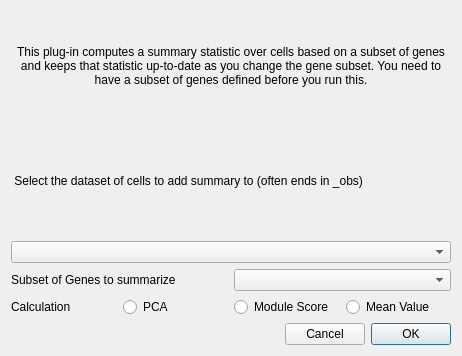
gluesolutions/glue-genes, file glue_genes/glue_single_cell/qt/pca_subset.ui: the form before one commit.
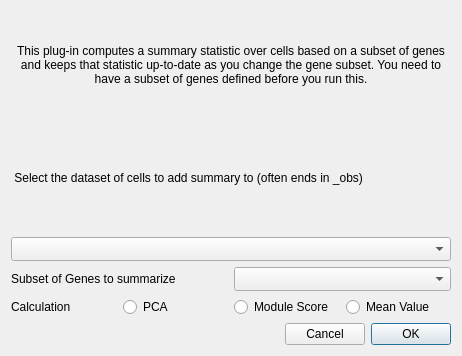
The form after the commit.

Commit message: Update QComboBox to work with Qt6

What changed in the file:
```diff
--- a/glue_genes/glue_single_cell/qt/pca_subset.ui
+++ b/glue_genes/glue_single_cell/qt/pca_subset.ui
@@ -30,7 +30,7 @@
    <item row="2" column="0">
     <widget class="QComboBox" name="combosel_data">
      <property name="sizeAdjustPolicy">
-      <enum>QComboBox::AdjustToMinimumContentsLength</enum>
+      <enum>QComboBox::AdjustToMinimumContentsLengthWithIcon</enum>
      </property>
     </widget>
    </item>
@@ -46,7 +46,7 @@
      <item>
       <widget class="QComboBox" name="combosel_genesubset">
        <property name="sizeAdjustPolicy">
-        <enum>QComboBox::AdjustToMinimumContentsLength</enum>
+        <enum>QComboBox::AdjustToMinimumContentsLengthWithIcon</enum>
        </property>
       </widget>
      </item>
```
The commit also changes 4 other files.
